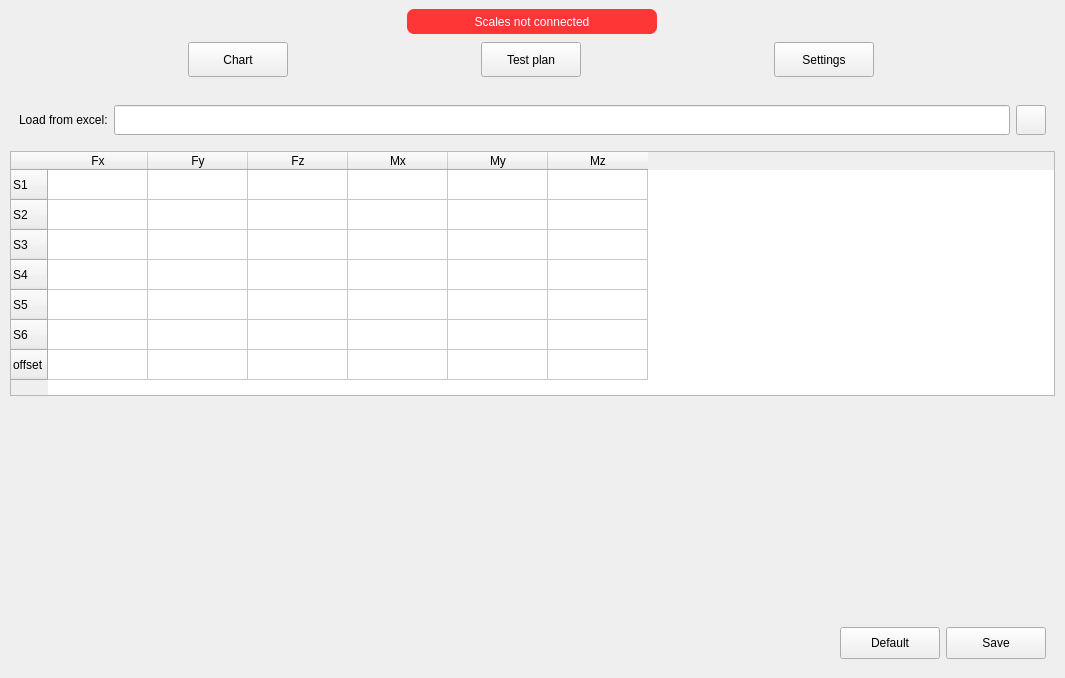
Old version of the form Qt_files/wind_tunnel_scale_view.ui in the repository nirow1/Lisbon_wind_tunnel.
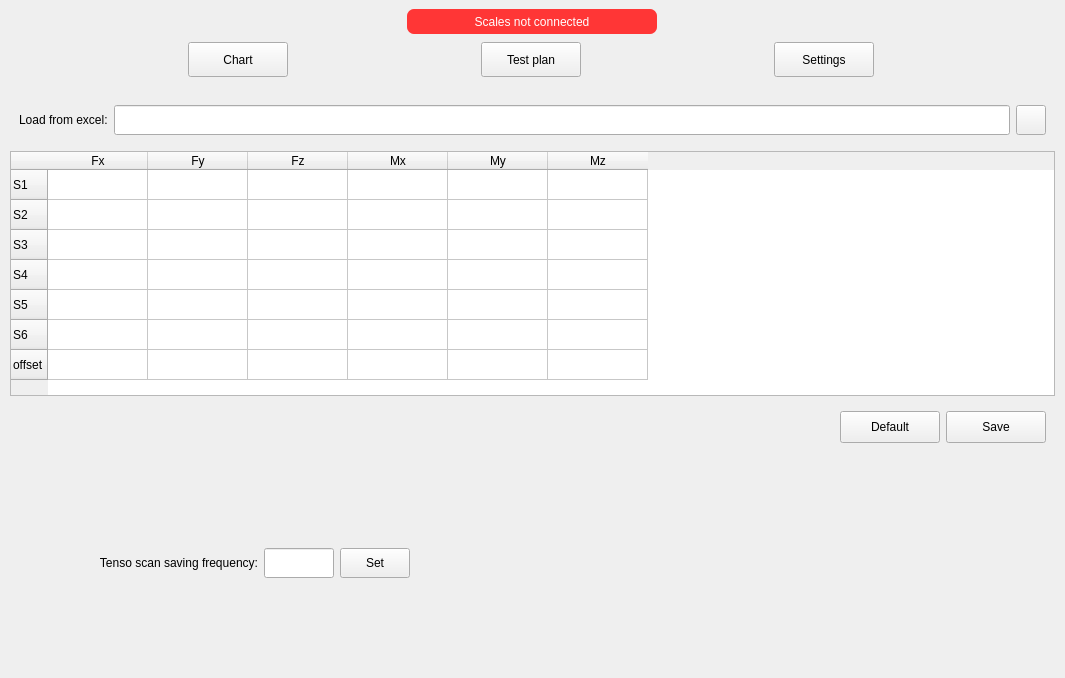
New version of the form. The open tabs and pages were chosen to show the change.

Commit message:
fix:  - fix traverser set axis buttons  - fix pressure view update
feat:
 - add default tab of coefficients
 - introduce tenso scanner saving frequency
  controller

```diff
--- a/Qt_files/wind_tunnel_scale_view.ui
+++ b/Qt_files/wind_tunnel_scale_view.ui
@@ -1147,9 +1147,6 @@
             </column>
            </widget>
           </item>
-          <item>
-           <widget class="QWidget" name="widget_7" native="true"/>
-          </item>
           <item>
            <widget class="QWidget" name="widget_5" native="true">
             <property name="maximumSize">
@@ -1191,6 +1188,57 @@
             </layout>
            </widget>
           </item>
+          <item>
+           <widget class="QWidget" name="widget_7" native="true">
+            <layout class="QVBoxLayout" name="verticalLayout_7">
+             <item>
+              <widget class="QWidget" name="widget_9" native="true">
+               <property name="maximumSize">
+                <size>
+                 <width>400</width>
+                 <height>50</height>
+                </size>
+               </property>
+               <layout class="QHBoxLayout" name="horizontalLayout_10">
+                <item>
+                 <widget class="QLabel" name="label_5">
+                  <property name="text">
+                   <string>Tenso scan saving frequency:</string>
+                  </property>
+                  <property name="alignment">
+                   <set>Qt::AlignmentFlag::AlignRight|Qt::AlignmentFlag::AlignTrailing|Qt::AlignmentFlag::AlignVCenter</set>
+                  </property>
+                 </widget>
+                </item>
+                <item>
+                 <widget class="QLineEdit" name="tenso_frequency_le">
+                  <property name="maximumSize">
+                   <size>
+                    <width>70</width>
+                    <height>30</height>
+                   </size>
+                  </property>
+                 </widget>
+                </item>
+                <item>
+                 <widget class="QPushButton" name="tenso_frequency_bnt">
+                  <property name="maximumSize">
+                   <size>
+                    <width>70</width>
+                    <height>30</height>
+                   </size>
+                  </property>
+                  <property name="text">
+                   <string>Set</string>
+                  </property>
+                 </widget>
+                </item>
+               </layout>
+              </widget>
+             </item>
+            </layout>
+           </widget>
+          </item>
          </layout>
         </widget>
         <widget class="QWidget" name="log_in_pg">
```
The commit also changes 11 other files.
